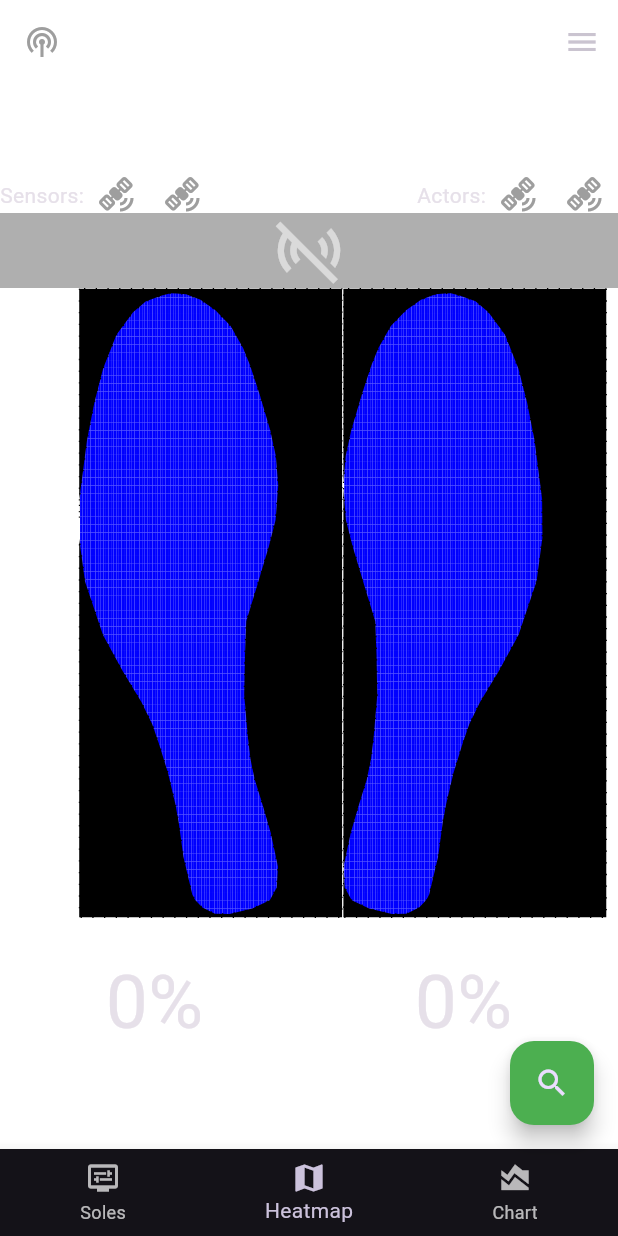
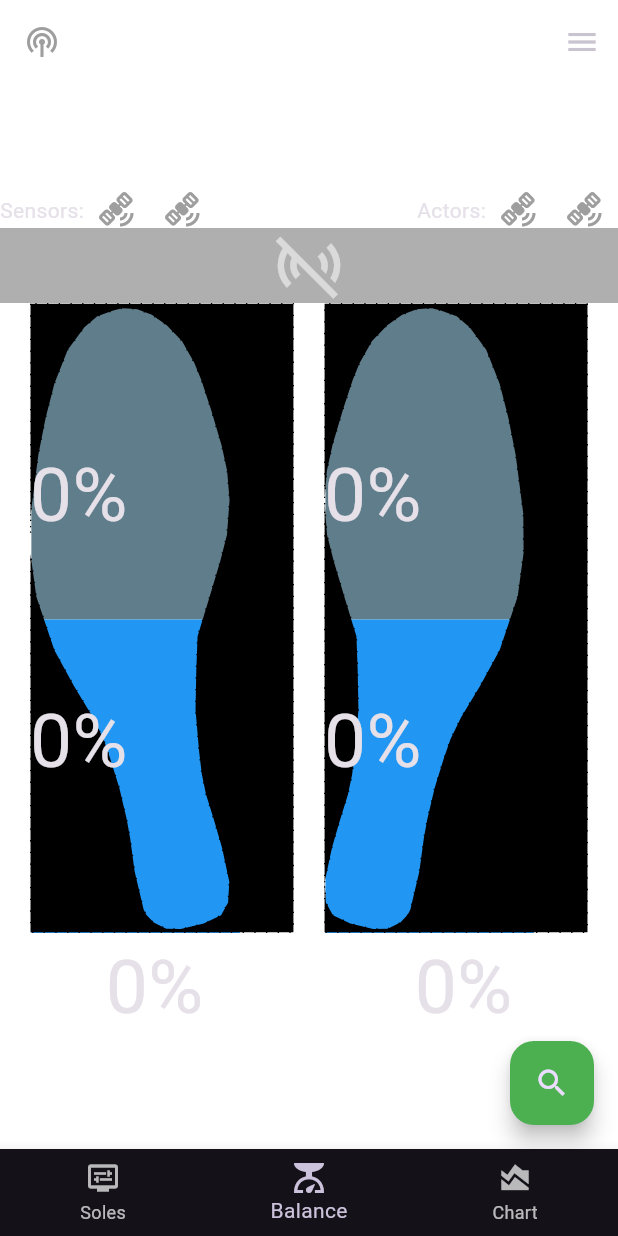
Before and after one commit to seihan/feetback_app, a Flutter app: the screen it shows after launch, item 2 of the bottom bar chosen, on a phone screen of 412 x 824 dp. Run offline on Flutter 3.47's test engine with Material 3 defaults, Android fonts, the phone set to English and light mode, and no system bars; our stand-ins replace charts_flutter, flutter_blue_plus, flutter_svg, get_it, permission_handler, shared_preferences and 1 more; missing offline and left inert: scidart; accounts and stored records are empty.

Commit message:
added bar animation to balance widget

```diff
--- a/lib/screens/visualization_screen.dart
+++ b/lib/screens/visualization_screen.dart
@@ -1,5 +1,4 @@
 import 'package:feet_back_app/widgets/charts_widget.dart';
-import 'package:feet_back_app/widgets/heatmap_widget.dart';
 import 'package:feet_back_app/widgets/notify_button.dart';
 import 'package:feet_back_app/widgets/scrollable_vertical_widget.dart';
 import 'package:feet_back_app/widgets/sensor_soles.dart';
@@ -8,6 +7,7 @@ import 'package:flutter/material.dart';
 
 import '../../models/bluetooth_connection_model.dart';
 import '../models/calibration_model.dart';
+import '../widgets/balance_widget.dart';
 import '../widgets/connection_widgets.dart';
 
 class VisualizationScreen extends StatefulWidget {
@@ -22,9 +22,26 @@ class _VisualizationScreenState extends State<VisualizationScreen> {
   final CalibrationModel _calibrationModel = CalibrationModel();
   final List<Widget> _tabPages = [
     const SensorSoles(),
-    const HeatmapSoles(),
+    const BalanceWidget(),
     const RealTimeChartsWidget(),
   ];
+  static const _items = [
+    BottomNavigationBarItem(
+      icon: Icon(
+        Icons.display_settings,
+      ),
+      label: 'Soles',
+    ),
+    BottomNavigationBarItem(
+      icon: Icon(Icons.scale),
+      label: 'Balance',
+    ),
+    BottomNavigationBarItem(
+      icon: Icon(Icons.area_chart),
+      label: 'Chart',
+    ),
+  ];
+
   @override
   void initState() {
     super.initState();
@@ -66,20 +83,7 @@ class _VisualizationScreenState extends State<VisualizationScreen> {
       bottomNavigationBar: BottomNavigationBar(
         currentIndex: _selectedIndex,
         onTap: _onItemTapped,
-        items: const [
-          BottomNavigationBarItem(
-            icon: Icon(Icons.display_settings),
-            label: 'Soles',
-          ),
-          BottomNavigationBarItem(
-            icon: Icon(Icons.map),
-            label: 'Heatmap',
-          ),
-          BottomNavigationBarItem(
-            icon: Icon(Icons.area_chart),
-            label: 'Chart',
-          ),
-        ],
+        items: _items,
       ),
     );
   }
--- /dev/null
+++ b/lib/widgets/balance_values.dart
@@ -0,0 +1,115 @@
+import 'package:flutter/material.dart';
+
+class BalanceValuesWidget extends StatelessWidget {
+  final Stream<double> stream;
+  final Widget? child;
+
+  const BalanceValuesWidget({
+    Key? key,
+    required this.stream,
+    this.child,
+  }) : super(key: key);
+
+  factory BalanceValuesWidget.box({
+    Key? key,
+    required Stream<double> stream,
+    required double height,
+    required double width,
+  }) {
+    return BalanceValuesWidget(
+      key: key,
+      stream: stream,
+      child: StreamBuilder(
+        stream: stream,
+        builder: (
+          BuildContext context,
+          AsyncSnapshot<double> sensorState,
+        ) {
+          double percent = sensorState.data ?? 0;
+          final growingTop = percent > 50;
+          return Container(
+            padding: const EdgeInsets.only(left: 1, top: 1, bottom: 1),
+            height: height,
+            width: width,
+            child: Column(
+              mainAxisAlignment:
+                  growingTop ? MainAxisAlignment.end : MainAxisAlignment.start,
+              children: [
+                if (!growingTop)
+                  Container(
+                    color: Colors.blueGrey,
+                    height: height / 2,
+                  ),
+                if (!growingTop)
+                  Container(
+                    height: (height / 2) * ((100 - percent) / 100) - 1,
+                    color: Colors.blue,
+                  ),
+                if (growingTop)
+                  Container(
+                    height: (height / 2) * (percent / 100) - 1,
+                    color: Colors.blue,
+                  ),
+                if (growingTop)
+                  Container(
+                    color: Colors.blueGrey,
+                    height: height / 2,
+                  ),
+              ],
+            ),
+          );
+        },
+      ),
+    );
+  }
+  factory BalanceValuesWidget.txt({
+    Key? key,
+    required Stream<double> stream,
+  }) {
+    return BalanceValuesWidget(
+      key: key,
+      stream: stream,
+      child: StreamBuilder(
+        stream: stream,
+        builder: (
+          BuildContext context,
+          AsyncSnapshot<double> sensorState,
+        ) {
+          final value = sensorState.data ?? 0;
+          return Text(
+            '${value.toStringAsFixed(0)}%',
+            style: const TextStyle(fontSize: 50),
+          );
+        },
+      ),
+    );
+  }
+
+  factory BalanceValuesWidget.txtInverted({
+    Key? key,
+    required Stream<double> stream,
+  }) {
+    return BalanceValuesWidget(
+      key: key,
+      stream: stream,
+      child: StreamBuilder(
+        stream: stream,
+        builder: (
+          BuildContext context,
+          AsyncSnapshot<double> sensorState,
+        ) {
+          final invertedValue =
+              sensorState.data != null ? 100 - (sensorState.data ?? 0) : 0;
+          return Text(
+            '${invertedValue.toStringAsFixed(0)}%',
+            style: const TextStyle(fontSize: 50),
+          );
+        },
+      ),
+    );
+  }
+  @override
+  Widget build(BuildContext context) {
+    return child ?? const SizedBox.shrink();
+  }
+}
--- a/lib/widgets/balance_widget.dart
+++ b/lib/widgets/balance_widget.dart
@@ -1,10 +1,11 @@
 import 'package:flutter/material.dart';
+import 'package:flutter_svg/svg.dart';
 
 import '../models/balance_model.dart';
+import 'balance_values.dart';
 
 class BalanceWidget extends StatefulWidget {
-  final bool asRow;
-  const BalanceWidget({super.key, this.asRow = true});
+  const BalanceWidget({super.key});
 
   @override
   State<BalanceWidget> createState() => _BalanceWidgetState();
@@ -12,6 +13,8 @@ class BalanceWidget extends StatefulWidget {
 
 class _BalanceWidgetState extends State<BalanceWidget> {
   final BalanceModel balanceModel = BalanceModel();
+  static const height = 420.0;
+  static const width = 140.0;
   @override
   void initState() {
     super.initState();
@@ -20,33 +23,75 @@ class _BalanceWidgetState extends State<BalanceWidget> {
 
   @override
   Widget build(BuildContext context) {
-    if (widget.asRow) {
-      return Row(
-        mainAxisAlignment: MainAxisAlignment.spaceAround,
-        children: [
-          BalanceValuesWidget(stream: balanceModel.leftBalance),
-          BalanceValuesWidget(stream: balanceModel.rightBalance),
-        ],
-      );
-    } else {
-      return Row(
+    return Column(
       mainAxisAlignment: MainAxisAlignment.spaceBetween,
       children: [
-          Column(
+        Row(
+          mainAxisAlignment: MainAxisAlignment.spaceEvenly,
           children: [
-              BalanceValuesWidget(stream: balanceModel.leftFrontRearBalance),
-              BalanceValuesWidget(stream: balanceModel.leftFrontRearBalance),
+            Stack(
+              children: [
+                BalanceValuesWidget.box(
+                  stream: balanceModel.leftFrontRearBalance,
+                  height: height,
+                  width: width,
+                ),
+                SvgPicture.asset(
+                  'assets/sole_mask_left.svg',
+                  height: 420,
+                ),
+                SizedBox(
+                  height: height,
+                  child: Column(
+                    mainAxisSize: MainAxisSize.max,
+                    mainAxisAlignment: MainAxisAlignment.spaceEvenly,
+                    children: [
+                      BalanceValuesWidget.txt(
+                          stream: balanceModel.leftFrontRearBalance),
+                      BalanceValuesWidget.txtInverted(
+                          stream: balanceModel.leftFrontRearBalance),
                     ],
                   ),
-          Column(
+                ),
+              ],
+            ),
+            Stack(
               children: [
-              BalanceValuesWidget(stream: balanceModel.rightFrontRearBalance),
-              BalanceValuesWidget(stream: balanceModel.rightFrontRearBalance),
+                BalanceValuesWidget.box(
+                  stream: balanceModel.rightFrontRearBalance,
+                  height: height,
+                  width: width,
+                ),
+                SvgPicture.asset(
+                  'assets/sole_mask_right.svg',
+                  height: 420,
+                ),
+                SizedBox(
+                  height: height,
+                  child: Column(
+                    mainAxisSize: MainAxisSize.max,
+                    mainAxisAlignment: MainAxisAlignment.spaceEvenly,
+                    children: [
+                      BalanceValuesWidget.txt(
+                          stream: balanceModel.rightFrontRearBalance),
+                      BalanceValuesWidget.txtInverted(
+                          stream: balanceModel.rightFrontRearBalance),
+                    ],
+                  ),
+                ),
               ],
             ),
           ],
+        ),
+        Row(
+          mainAxisAlignment: MainAxisAlignment.spaceAround,
+          children: [
+            BalanceValuesWidget.txt(stream: balanceModel.leftBalance),
+            BalanceValuesWidget.txt(stream: balanceModel.rightBalance),
+          ],
+        )
+      ],
     );
-    }
   }
 
   @override
@@ -55,23 +100,3 @@ class _BalanceWidgetState extends State<BalanceWidget> {
     super.dispose();
   }
 }
-
-class BalanceValuesWidget extends StatelessWidget {
-  final Stream<double> stream;
-  const BalanceValuesWidget({super.key, required this.stream});
-
-  @override
-  Widget build(BuildContext context) {
-    return StreamBuilder(
-        stream: stream,
-        builder: (
-          BuildContext context,
-          AsyncSnapshot<double> sensorState,
-        ) {
-          return Text(
-            '${sensorState.data?.toStringAsFixed(0) ?? 0}%',
-            style: const TextStyle(fontSize: 50),
-          );
-        });
-  }
-}
--- a/lib/widgets/frequency_widget.dart
+++ b/lib/widgets/frequency_widget.dart
@@ -13,7 +13,7 @@ class FrequencyWidget extends StatelessWidget {
           AsyncSnapshot<int> frequency,
         ) {
           int freq = frequency.data ?? 0;
-          return Text('${freq}Hz');
+          return Text('Frequency: ${freq}Hz');
         });
   }
 }
--- a/lib/widgets/heatmap_widget.dart
+++ b/lib/widgets/heatmap_widget.dart
@@ -123,7 +123,7 @@ class HeatmapSoles extends StatelessWidget {
   @override
   Widget build(BuildContext context) {
     final sensorStateModel = services.get<SensorStateModel>();
-    final SensorDevice device = SensorDeviceSelector().selectedDevice;
+    final device = services.get<SensorDeviceSelector>().selectedDevice;
     final List<double> indexList = List.generate(
       device == SensorDevice.fsrtec ? 12 : 4,
       (int index) => 0,
--- a/lib/widgets/sensor_sole.dart
+++ b/lib/widgets/sensor_sole.dart
@@ -63,7 +63,7 @@ class SensorSole extends StatelessWidget {
                 ),
             },
             SizedBox(
-              height: 450,
+              height: 480,
               width: 150,
               child: Stack(
                 children: List.generate(
@@ -87,21 +87,11 @@ class SensorSole extends StatelessWidget {
               ),
             ),
             Positioned(
-              top: 427,
-              left: 110,
+              top: 450,
               child: FrequencyWidget(
                 stream: frequency,
               ),
             ),
-            /*
-            Positioned(
-              top: 390,
-              child: PredictedValuesWidget(
-                sensorValues: sensorValues,
-              ),
-            ),
-
-             */
           ],
         );
       },
--- a/lib/widgets/sensor_soles.dart
+++ b/lib/widgets/sensor_soles.dart
@@ -1,20 +1,28 @@
 import 'package:feet_back_app/models/sensor_state_model.dart';
 import 'package:feet_back_app/services.dart';
-import 'package:feet_back_app/widgets/balance_widget.dart';
+import 'package:feet_back_app/widgets/heatmap_widget.dart';
 import 'package:feet_back_app/widgets/sensor_sole.dart';
 import 'package:flutter/material.dart';
 
 import '../enums/side.dart';
 
-class SensorSoles extends StatelessWidget {
+class SensorSoles extends StatefulWidget {
   const SensorSoles({super.key});
 
   @override
+  State<SensorSoles> createState() => _SensorSolesState();
+}
+
+class _SensorSolesState extends State<SensorSoles> {
+  final stateModel = services.get<SensorStateModel>();
+  bool switchWidget = false;
+  @override
   Widget build(BuildContext context) {
-    final stateModel = services.get<SensorStateModel>();
-    return Column(
+    return Stack(
       children: [
-        Row(
+        switchWidget
+            ? const HeatmapSoles()
+            : Row(
                 mainAxisAlignment: MainAxisAlignment.spaceAround,
                 children: [
                   SensorSole(
@@ -29,10 +37,21 @@ class SensorSoles extends StatelessWidget {
                   ),
                 ],
               ),
-        const Padding(
-          padding: EdgeInsets.only(top: 20),
-          child: BalanceWidget(),
+        Align(
+            alignment: Alignment.topCenter,
+            child: Column(
+              children: [
+                Text(switchWidget ? 'Heatmap' : 'Sensor Points'),
+                Switch(
+                  onChanged: (bool value) {
+                    setState(() {
+                      switchWidget = value;
+                    });
+                  },
+                  value: switchWidget,
                 ),
+              ],
+            )),
       ],
     );
   }
```
Lines whose indentation alone changed are shown as unchanged.
